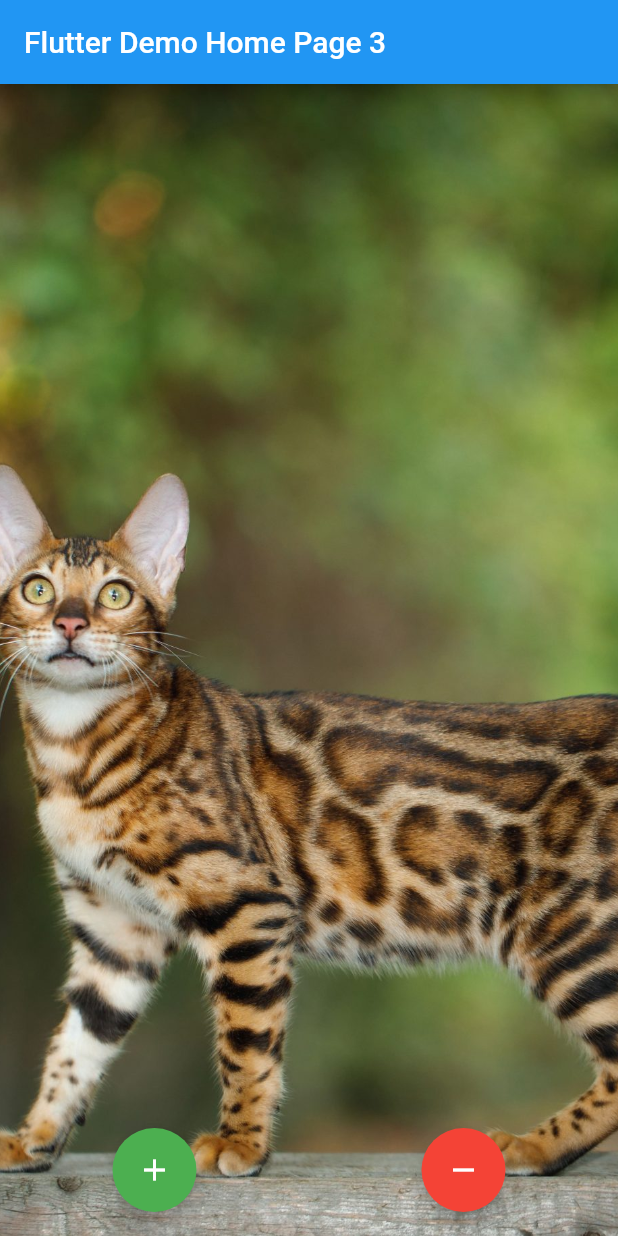
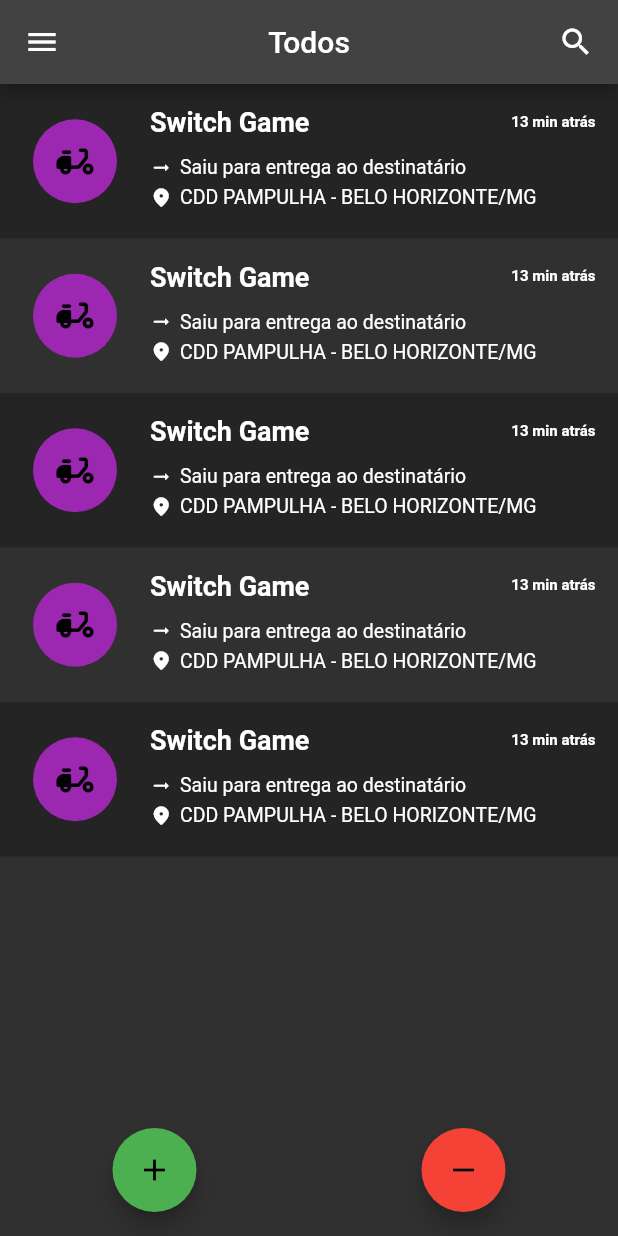
Before and after one commit to httpspedroh/lddm-carteiro-app, a Flutter app: the screen it shows after launch, on a phone screen of 412 x 824 dp. Run offline on Flutter 3.47's test engine with Material 2 defaults, Android fonts, the light colour scheme and no system bars.

Commit message:
Tela inicial - Lista

```diff
--- a/lib/main.dart
+++ b/lib/main.dart
@@ -1,24 +1,46 @@
 import 'package:flutter/material.dart';
 
+// ------------------------------------------------------------------------------------------------- //
+
 void main() {
+
   	runApp(const MyApp());
 }
 
+// ------------------------------------------------------------------------------------------------- //
+
 class MyApp extends StatelessWidget {
+
   	const MyApp({super.key});
 
 	@override
 	Widget build(BuildContext context) {
+
 		return MaterialApp(
-      title: 'Flutter Demo',
+
+			title: 'Postino',
 			debugShowCheckedModeBanner: false,
-      theme: ThemeData.light(),
-      home: const MyHomePage(title: 'Flutter Demo Home Page 3'),
+			home: const MyHomePage(title: 'Postino'),
+			themeMode: ThemeMode.dark,
+
+			theme: ThemeData(
+
+				brightness: Brightness.light,
+			),
+
+			darkTheme: ThemeData(
+
+				brightness: Brightness.dark,
+			),
+
 		);
 	}
 }
 
+// ------------------------------------------------------------------------------------------------- //
+
 class MyHomePage extends StatefulWidget {
+
   	const MyHomePage({super.key, required this.title});
 
   	final String title;
@@ -27,49 +49,209 @@
   	State<MyHomePage> createState() => _MyHomePageState();
 }
 
+// ------------------------------------------------------------------------------------------------- //
+
 class _MyHomePageState extends State<MyHomePage> {
+
   	int _counter = 0;
 
 	void _decrementCounter() {
+
 		setState(() {
 			_counter--;
 		});
 	}
 
 	void _incrementCounter() {
+
 		setState(() {
 			_counter++;
 		});
 	}
 
+	// ------------------------------------------------------------ //
+
   	@override
   	Widget build(BuildContext context) {
+
 		return Scaffold(
+
+			// ---------------------------------- //
+
 			appBar: AppBar(
-          title: Text(widget.title),
+
+				leading: const Icon(Icons.menu),
+				// text with counter variable
+				title: const Center(child: Text("Todos")),
+				actions: const [
+
+					Padding(
+
+						padding: EdgeInsets.symmetric(horizontal: 16),
+						child: Icon(Icons.search),
 					),
-        body: Container(
-          child: SizedBox.expand(
-            child: Image.asset("assets/images/gato.jpg", fit: BoxFit.cover),
+				],
+			),
+
+			// ---------------------------------- //
+
+			body: Column(
+
+				children: [
+
+					// ---------------------------------- //
+
+					Expanded(
+
+						child: ListView.builder(
+
+							itemCount: 5,
+							itemBuilder: (context, index) {
+
+								return Container(
+
+									color: index % 2 != 0 ? Colors.transparent : Colors.black26,
+									// padding: const EdgeInsets.only(bottom: 3),
+									child: Row(
+
+										children: [
+
+											Container(
+
+												height: 90,
+												width: 100,
+												padding: const EdgeInsets.only(top: 17, bottom: 17),
+												child: const CircleAvatar(
+
+													backgroundColor: Colors.purple,
+													radius: 30,
+													child: Icon(Icons.delivery_dining_rounded,
+														color: Colors.black,
+														size: 30,
 													),
 												),
+											),
+
+
+											Expanded(
+
+												child: Container(
+
+													padding: const EdgeInsets.only(top: 15, bottom: 20, right: 15),
+													child: Column(
+
+														crossAxisAlignment: CrossAxisAlignment.stretch,
+														children: [
+
+															Row(
+
+																children: const [
+
+																	Padding(padding: EdgeInsets.only(top: 15)),
+
+																	Text("Switch Game",
+
+																		textAlign: TextAlign.center,
+																		style: TextStyle(
+
+																			fontSize: 18,
+																			fontWeight: FontWeight.bold,
+																		),
+																	),
+
+																	Spacer(),
+
+																	Text("13 min atrás",
+
+																		style: TextStyle(
+
+																			fontSize: 10,
+																			fontWeight: FontWeight.bold,
+																		),
+																	),
+																],
+															),
+
+															const Padding(padding: EdgeInsets.only(top: 12)),
+
+															Row(
+
+																children: const [
+
+
+																	Icon(Icons.arrow_right_alt_rounded,
+																		size: 15,
+																	),
+
+																	Padding(padding: EdgeInsets.only(left: 5)),
+
+																	Text("Saiu para entrega ao destinatário",
+
+																		style: TextStyle(fontSize: 13),
+																	),
+
+																],
+															),
+
+															const Padding(padding: EdgeInsets.only(top: 5)),
+
+															Row(
+
+																children: const [
+
+
+																	Icon(Icons.location_on_rounded,
+																		size: 15,
+																	),
+
+																	Padding(padding: EdgeInsets.only(left: 5)),
+
+																	Text("CDD PAMPULHA - BELO HORIZONTE/MG",
+
+																		style: TextStyle(fontSize: 13),
+																	),
+
+																],
+															),
+														],
+													),
+												),
+											),
+										],
+									)
+								);
+							},
+						),
+					),
+
+					// ---------------------------------- //
+				],
+			),
+			// ---------------------------------- //
+
 			floatingActionButtonLocation: FloatingActionButtonLocation.centerFloat,
 			floatingActionButton: Row(
+
 				mainAxisAlignment: MainAxisAlignment.spaceAround,
 				children: [
+
 					FloatingActionButton(
+
 						onPressed: _incrementCounter,
 						tooltip: 'Increment',
 						backgroundColor: Colors.green,
 						child: const Icon(Icons.add),
 					),
+
 					FloatingActionButton(
+
 						onPressed: _decrementCounter,
 						tooltip: 'Decrement',
 						backgroundColor: Colors.red,
 						child: const Icon(Icons.remove),
 					),
 				],
-        ));
+			),
+		);
   	}
 }
```
Lines whose indentation alone changed are shown as unchanged.
